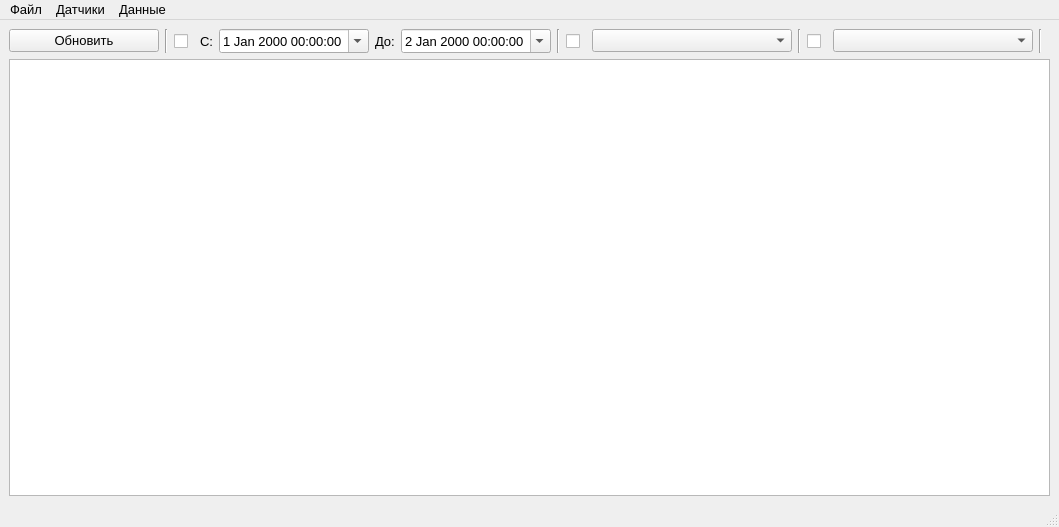
Qt form main_window.ui (Araelka/GeoApp) before a commit.
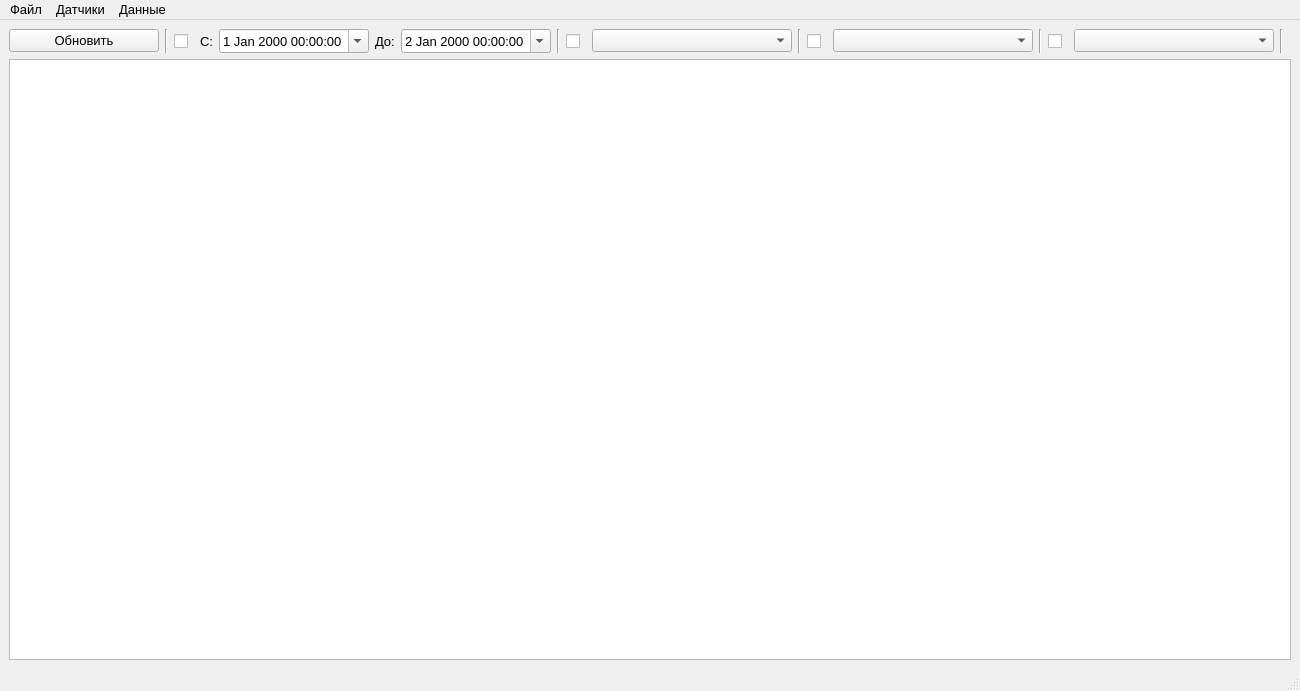
The same form after that commit.

The edit to the form file:
```diff
--- a/main_window.ui
+++ b/main_window.ui
@@ -6,8 +6,8 @@
    <rect>
     <x>0</x>
     <y>0</y>
-    <width>1059</width>
-    <height>527</height>
+    <width>1300</width>
+    <height>691</height>
    </rect>
   </property>
   <property name="font">
@@ -228,6 +228,48 @@
         </property>
        </widget>
       </item>
+      <item>
+       <widget class="QCheckBox" name="true_checkBox">
+        <property name="minimumSize">
+         <size>
+          <width>20</width>
+          <height>20</height>
+         </size>
+        </property>
+        <property name="maximumSize">
+         <size>
+          <width>20</width>
+          <height>20</height>
+         </size>
+        </property>
+        <property name="text">
+         <string/>
+        </property>
+       </widget>
+      </item>
+      <item>
+       <widget class="QComboBox" name="true_comboBox">
+        <property name="minimumSize">
+         <size>
+          <width>200</width>
+          <height>0</height>
+         </size>
+        </property>
+        <property name="maximumSize">
+         <size>
+          <width>200</width>
+          <height>16777215</height>
+         </size>
+        </property>
+       </widget>
+      </item>
+      <item>
+       <widget class="Line" name="line_5">
+        <property name="orientation">
+         <enum>Qt::Vertical</enum>
+        </property>
+       </widget>
+      </item>
       <item>
        <spacer name="horizontalSpacer">
         <property name="orientation">
@@ -253,7 +295,7 @@
     <rect>
      <x>0</x>
      <y>0</y>
-     <width>1059</width>
+     <width>1300</width>
      <height>21</height>
     </rect>
    </property>
```
Left out of the diff: 30 changed lines with no effect on the pictures.
